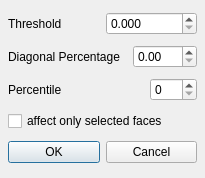
This is src/meshlab/ui/GenericELDialog.ui in cnr-isti-vclab/meshlab as Qt 5 draws it before an edit. The edited form follows.
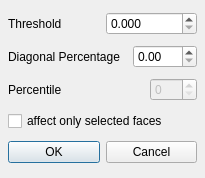
This is the edited form. Icons and pictures are not drawn.

Commit message: trying to improve it a little

Patch:
```diff
--- a/src/meshlab/ui/GenericELDialog.ui
+++ b/src/meshlab/ui/GenericELDialog.ui
@@ -76,6 +76,9 @@
      </item>
      <item>
       <widget class="QSpinBox" name="percentileSB" >
+       <property name="enabled" >
+        <bool>false</bool>
+       </property>
        <property name="maximum" >
         <number>100</number>
        </property>
```
The commit also changes 1 other file.
